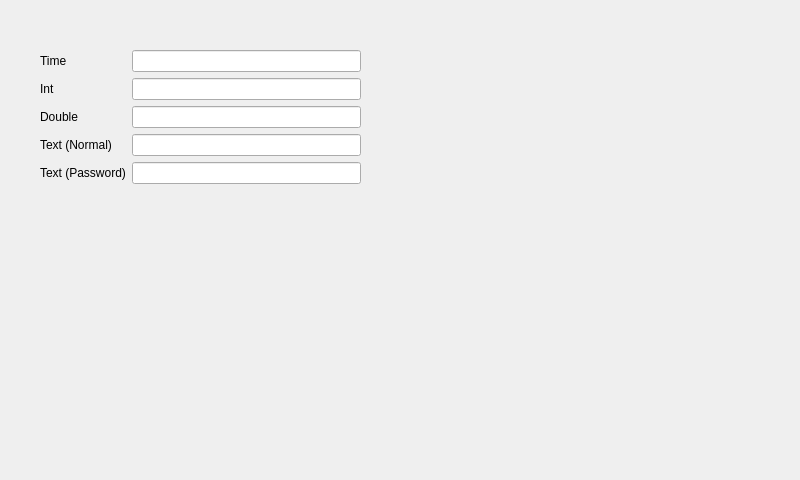
The window that TouchInputWidgets/mainwindow.ui (rbbrnc/QTWidgets) describes before a commit, drawn with Qt 5.
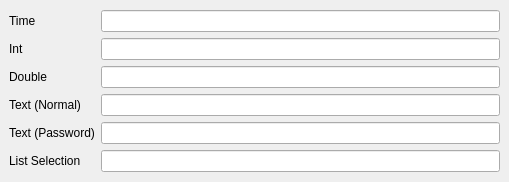
The same window after the commit. Custom widgets are drawn as their Qt base class.

Commit message: Add list selection widget

Diff of the .ui file:
```diff
--- a/TouchInputWidgets/mainwindow.ui
+++ b/TouchInputWidgets/mainwindow.ui
@@ -6,8 +6,8 @@
    <rect>
     <x>0</x>
     <y>0</y>
-    <width>800</width>
-    <height>480</height>
+    <width>509</width>
+    <height>182</height>
    </rect>
   </property>
   <property name="sizePolicy">
@@ -16,38 +16,18 @@
     <verstretch>0</verstretch>
    </sizepolicy>
   </property>
-  <property name="minimumSize">
-   <size>
-    <width>800</width>
-    <height>400</height>
-   </size>
-  </property>
   <property name="windowTitle">
-   <string>KTEST</string>
-  </property>
-  <property name="styleSheet">
-   <string notr="true">#filterErrorLabel {border: 0px; border-radius: 5px; margin: 1px; background-color: red; color: white;}</string>
+   <string>TouchWidgetTest</string>
   </property>
   <widget class="QWidget" name="centralwidget">
-   <widget class="QWidget" name="formLayoutWidget">
-    <property name="geometry">
-     <rect>
-      <x>40</x>
-      <y>50</y>
-      <width>321</width>
-      <height>161</height>
-     </rect>
-    </property>
-    <layout class="QFormLayout" name="formLayout">
-     <item row="0" column="0">
-      <widget class="QLabel" name="label_3">
-       <property name="text">
-        <string>Time</string>
-       </property>
-      </widget>
-     </item>
-     <item row="0" column="1">
-      <widget class="TimeEdit" name="timeEdit"/>
+   <layout class="QVBoxLayout" name="verticalLayout">
+    <item>
+     <layout class="QGridLayout" name="gridlayout">
+      <item row="1" column="1">
+       <widget class="NumberEdit" name="numIntEdit"/>
+      </item>
+      <item row="2" column="1">
+       <widget class="DoubleEdit" name="numDoubleEdit"/>
      </item>
      <item row="1" column="0">
       <widget class="QLabel" name="label">
@@ -63,20 +43,6 @@
        </property>
       </widget>
      </item>
-     <item row="3" column="0">
-      <widget class="QLabel" name="label_4">
-       <property name="text">
-        <string>Text (Normal)</string>
-       </property>
-      </widget>
-     </item>
-     <item row="4" column="0">
-      <widget class="QLabel" name="label_5">
-       <property name="text">
-        <string>Text (Password)</string>
-       </property>
-      </widget>
-     </item>
      <item row="4" column="1">
       <widget class="TouchLineEdit" name="passwordEdit">
        <property name="echoMode">
@@ -84,20 +50,54 @@
        </property>
       </widget>
      </item>
+      <item row="5" column="0">
+       <widget class="QLabel" name="label_6">
+        <property name="text">
+         <string>List Selection</string>
+        </property>
+       </widget>
+      </item>
+      <item row="0" column="1">
+       <widget class="TimeEdit" name="timeEdit"/>
+      </item>
      <item row="3" column="1">
       <widget class="TouchLineEdit" name="textNormalEdit"/>
      </item>
-     <item row="2" column="1">
-      <widget class="DoubleEdit" name="numDoubleEdit"/>
-     </item>
-     <item row="1" column="1">
-      <widget class="NumberEdit" name="numIntEdit"/>
-     </item>
-    </layout>
-   </widget>
+      <item row="3" column="0">
+       <widget class="QLabel" name="label_4">
+        <property name="text">
+         <string>Text (Normal)</string>
+        </property>
+       </widget>
+      </item>
+      <item row="0" column="0">
+       <widget class="QLabel" name="label_3">
+        <property name="text">
+         <string>Time</string>
+        </property>
+       </widget>
+      </item>
+      <item row="4" column="0">
+       <widget class="QLabel" name="label_5">
+        <property name="text">
+         <string>Text (Password)</string>
+        </property>
+       </widget>
+      </item>
+      <item row="5" column="1">
+       <widget class="TouchListEdit" name="listEdit"/>
+      </item>
+     </layout>
+    </item>
+   </layout>
   </widget>
  </widget>
  <customwidgets>
+  <customwidget>
+   <class>TimeEdit</class>
+   <extends>QLineEdit</extends>
+   <header>timeedit.h</header>
+  </customwidget>
   <customwidget>
    <class>NumberEdit</class>
    <extends>QLineEdit</extends>
@@ -114,9 +114,9 @@
    <header>touchlineedit.h</header>
   </customwidget>
   <customwidget>
-   <class>TimeEdit</class>
+   <class>TouchListEdit</class>
    <extends>QLineEdit</extends>
-   <header>timeedit.h</header>
+   <header>touchlistedit.h</header>
   </customwidget>
  </customwidgets>
  <resources/>
```
Lines whose indentation alone changed are shown as unchanged. The commit also changes 48 other files.
